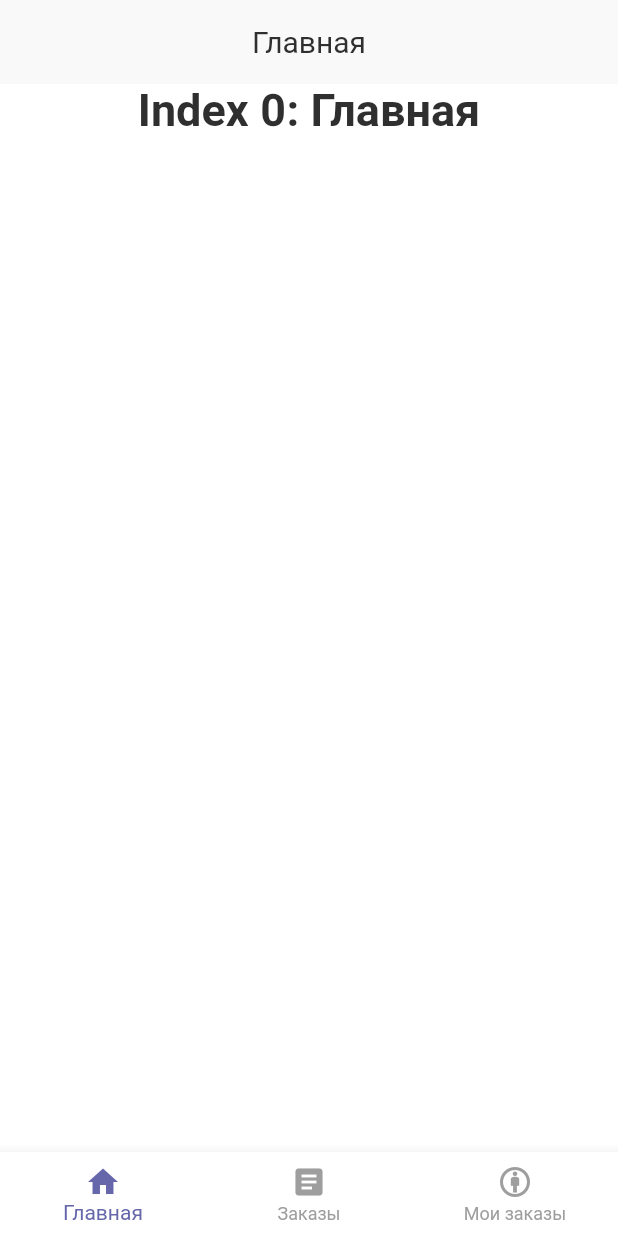
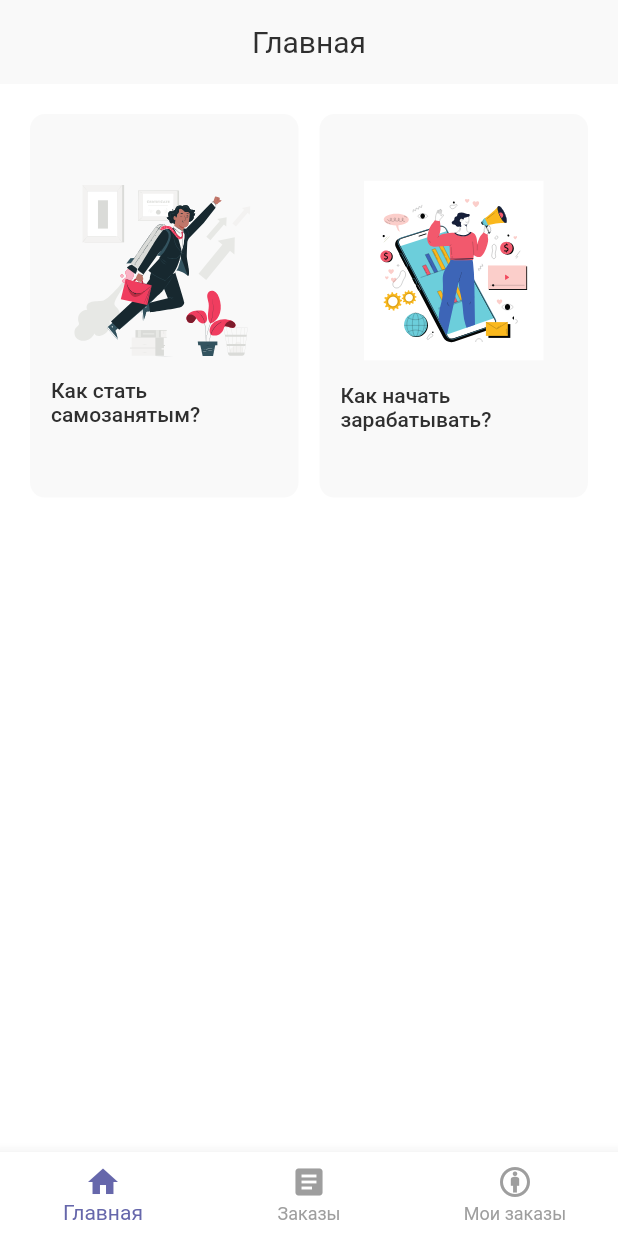
Before and after one commit to fedniko/self-employment, a Flutter app: the HomeScreen screen opened directly, on a phone screen of 412 x 824 dp. Run offline on Flutter 3.47's test engine with Material 2 defaults, Android fonts, the phone set to English and light mode, and no system bars; our stand-ins replace after_layout, flutter_svg, introduction_screen, shared_preferences; accounts and stored records are empty.

Commit message:
feat: add grid links and pictures

```diff
--- /dev/null
+++ b/lib/grid_links.dart
@@ -0,0 +1,93 @@
+import 'package:flutter/cupertino.dart';
+import 'package:flutter/material.dart';
+import 'package:flutter_svg/flutter_svg.dart';
+import 'package:url_launcher/url_launcher.dart';
+
+class Categories {
+  String? title;
+  String? picture;
+  String? route;
+
+  Categories({
+    this.title,
+    this.picture,
+    this.route,
+  });
+}
+
+class GridLinksWidget extends StatelessWidget {
+  final categories = [
+    Categories(
+      title: 'Как стать самозанятым?',
+      picture: 'assets/images/pic2.svg',
+      route:
+          'https://www.gosuslugi.ru/situation/kak_otkryt_svoe_delo/become_self-employed',
+    ),
+    Categories(
+      title: 'Как начать зарабатывать?',
+      picture: 'assets/images/pic7.svg',
+      route: 'https://www.gosuslugi.ru/situation/kak_otkryt_svoe_delo/become_self-employed',
+    ),
+  ];
+
+  GridLinksWidget({Key? key}) : super(key: key);
+
+  @override
+  Widget build(BuildContext context) {
+    return Column(
+      crossAxisAlignment: CrossAxisAlignment.start,
+      children: [
+        Container(
+          height: 250,
+          margin: const EdgeInsets.only(bottom: 14),
+          child: GridView.builder(
+            physics: const NeverScrollableScrollPhysics(),
+            itemCount: categories.length,
+            gridDelegate: const SliverGridDelegateWithFixedCrossAxisCount(
+              crossAxisCount: 2,
+              childAspectRatio: 0.7,
+              mainAxisSpacing: 14,
+              crossAxisSpacing: 14,
+            ),
+            itemBuilder: (context, i) {
+              return InkWell(
+                borderRadius: BorderRadius.circular(10),
+                onTap: () {
+                  launch(categories[i].route!);
+                },
+                child: Ink(
+                  padding:
+                      const EdgeInsets.symmetric(vertical: 14, horizontal: 14),
+                  decoration: BoxDecoration(
+                      borderRadius: BorderRadius.circular(10),
+                      color: const Color(0xfff9f9f9)),
+                  child: Column(
+                    mainAxisAlignment: MainAxisAlignment.center,
+                    crossAxisAlignment: CrossAxisAlignment.center,
+                    children: [
+                      SvgPicture.asset(
+                        categories[i].picture!,
+                        width: 120,
+                        alignment: Alignment.center,
+                      ),
+                      const SizedBox(
+                        height: 15,
+                      ),
+                      Text(
+                        categories[i].title != null
+                            ? categories[i].title!
+                            : 'Текст отсутствует',
+                        style: const TextStyle(
+                            fontWeight: FontWeight.w500, fontSize: 14),
+                      ),
+                    ],
+                  ),
+                ),
+              );
+            },
+          ),
+        ),
+      ],
+    );
+  }
+}
--- a/lib/home_screen.dart
+++ b/lib/home_screen.dart
@@ -1,3 +1,4 @@
+import 'package:fedniko_self_employment/grid_links.dart';
 import 'package:flutter/cupertino.dart';
 import 'package:flutter/foundation.dart';
 import 'package:flutter/material.dart';
@@ -22,16 +23,20 @@ class _HomeScreenState extends State<HomeScreen> {
   int _selectedIndex = 0;
   static const TextStyle optionStyle =
       TextStyle(fontSize: 30, fontWeight: FontWeight.bold);
-  static const List<Widget> _widgetOptions = <Widget>[
-    Text(
-      'Index 0: Главная',
-      style: optionStyle,
+  final List<Widget> _widgetOptions = <Widget>[
+    Column(
+      mainAxisAlignment: MainAxisAlignment.start,
+      crossAxisAlignment: CrossAxisAlignment.baseline,
+      textBaseline: TextBaseline.alphabetic,
+      children: [
+        GridLinksWidget(),
+      ],
     ),
-    Text(
+    const Text(
       'Index 1: Заказы',
       style: optionStyle,
     ),
-    Text(
+    const Text(
       'Index 2: Мои заказы',
       style: optionStyle,
     ),
@@ -72,7 +77,8 @@ class _HomeScreenState extends State<HomeScreen> {
                 crossAxisAlignment: CrossAxisAlignment.baseline,
                 textBaseline: TextBaseline.alphabetic,
                 children: [
-                  Center(
+                  Container(
+                    margin: const EdgeInsets.symmetric(vertical: 20, horizontal: 20),
                     child: _widgetOptions.elementAt(_selectedIndex),
                   ),
                 ],
--- a/lib/intro_screen.dart
+++ b/lib/intro_screen.dart
@@ -136,7 +136,7 @@ class IntroScreen extends StatelessWidget {
               flex: 4,
               fit: FlexFit.tight,
               child: SvgPicture.asset(
-                "assets/images/loginScreen.svg",
+                "assets/images/pic2.svg",
               ),
             ),
             Flexible(
```
Also changed, not shown: assets/images/pic1.svg (added), assets/images/pic2.svg (added), assets/images/pic3.svg (added), assets/images/pic4.svg (added), assets/images/pic5.svg (added), assets/images/pic6.svg (added), assets/images/pic7.svg (added), assets/images/pic8.svg (added).
